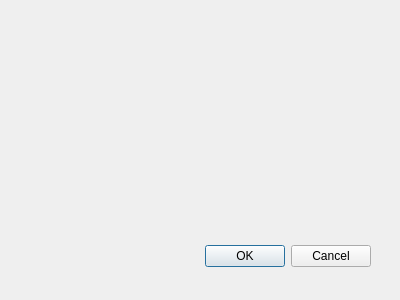
Before: the Qt Designer form source/annotator/source/attribute/newattributedialog.ui in annotatorproject/annotator, drawn with Qt 5.
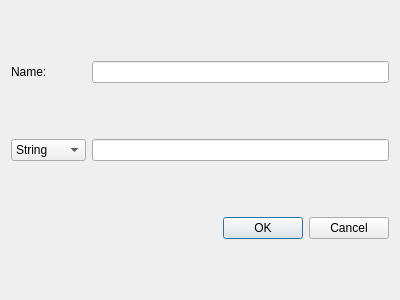
After: the same form once the commit is applied.

Commit message: added new attributes dialog, refs #9

```diff
--- a/source/annotator/source/attribute/newattributedialog.ui
+++ b/source/annotator/source/attribute/newattributedialog.ui
@@ -15,15 +15,46 @@
   <property name="windowTitle">
    <string>Dialog</string>
   </property>
-  <widget name="buttonBox" class="QDialogButtonBox">
-   <property name="geometry">
-    <rect>
-     <x>30</x>
-     <y>240</y>
-     <width>341</width>
-     <height>32</height>
-    </rect>
-   </property>
+  <layout class="QGridLayout" name="gridLayout">
+   <item row="0" column="0">
+    <widget class="QLabel" name="label">
+     <property name="text">
+      <string>Name:</string>
+     </property>
+    </widget>
+   </item>
+   <item row="0" column="1">
+    <widget class="QLineEdit" name="nameLineEdit"/>
+   </item>
+   <item row="1" column="0">
+    <widget class="QComboBox" name="typeComboBox">
+     <item>
+      <property name="text">
+       <string>String</string>
+      </property>
+     </item>
+     <item>
+      <property name="text">
+       <string>Integer</string>
+      </property>
+     </item>
+     <item>
+      <property name="text">
+       <string>Float</string>
+      </property>
+     </item>
+     <item>
+      <property name="text">
+       <string>Boolean</string>
+      </property>
+     </item>
+    </widget>
+   </item>
+   <item row="1" column="1">
+    <widget class="QLineEdit" name="valueLineEdit"/>
+   </item>
+   <item row="2" column="0" colspan="2">
+    <widget class="QDialogButtonBox" name="buttonBox">
    <property name="orientation">
     <enum>Qt::Horizontal</enum>
    </property>
@@ -31,6 +62,8 @@
     <set>QDialogButtonBox::Cancel|QDialogButtonBox::Ok</set>
    </property>
   </widget>
+   </item>
+  </layout>
  </widget>
  <pixmapfunction/>
  <resources/>
```
Left out of the diff: 7 changed lines with no effect on the pictures. Lines whose indentation alone changed are shown as unchanged. The commit also changes 3 other files.
